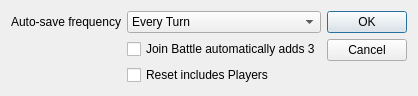
Above: lib/preferences_window.ui from ErikSeguinte/ex-3e-tracker-Python before the change. Below: the same form after it.
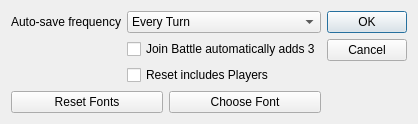
That is the form after the change.

Commit message: Added Reset Font Button in preference; changed font menu option to table font

The edit to the form file:
```diff
--- a/lib/preferences_window.ui
+++ b/lib/preferences_window.ui
@@ -6,14 +6,16 @@
    <rect>
     <x>0</x>
     <y>0</y>
-    <width>415</width>
-    <height>88</height>
+    <width>387</width>
+    <height>121</height>
    </rect>
   </property>
   <property name="windowTitle">
    <string>Dialog</string>
   </property>
-  <layout class="QHBoxLayout" name="horizontalLayout">
+  <layout class="QHBoxLayout" name="horizontalLayout_2">
+   <item>
+    <layout class="QVBoxLayout" name="verticalLayout_2">
    <item>
     <layout class="QFormLayout" name="formLayout">
      <item row="0" column="0">
@@ -55,6 +57,26 @@
         <widget class="QCheckBox" name="reset_checkBox">
          <property name="text">
           <string>Reset includes Players</string>
+           </property>
+          </widget>
+         </item>
+        </layout>
+       </item>
+      </layout>
+     </item>
+     <item>
+      <layout class="QHBoxLayout" name="horizontalLayout">
+       <item>
+        <widget class="QPushButton" name="Reset_Button_btn">
+         <property name="text">
+          <string>Reset Fonts</string>
+         </property>
+        </widget>
+       </item>
+       <item>
+        <widget class="QPushButton" name="choose_font_btn">
+         <property name="text">
+          <string>Choose Font</string>
          </property>
         </widget>
        </item>
```
Lines whose indentation alone changed are shown as unchanged. The commit also changes 6 other files.
